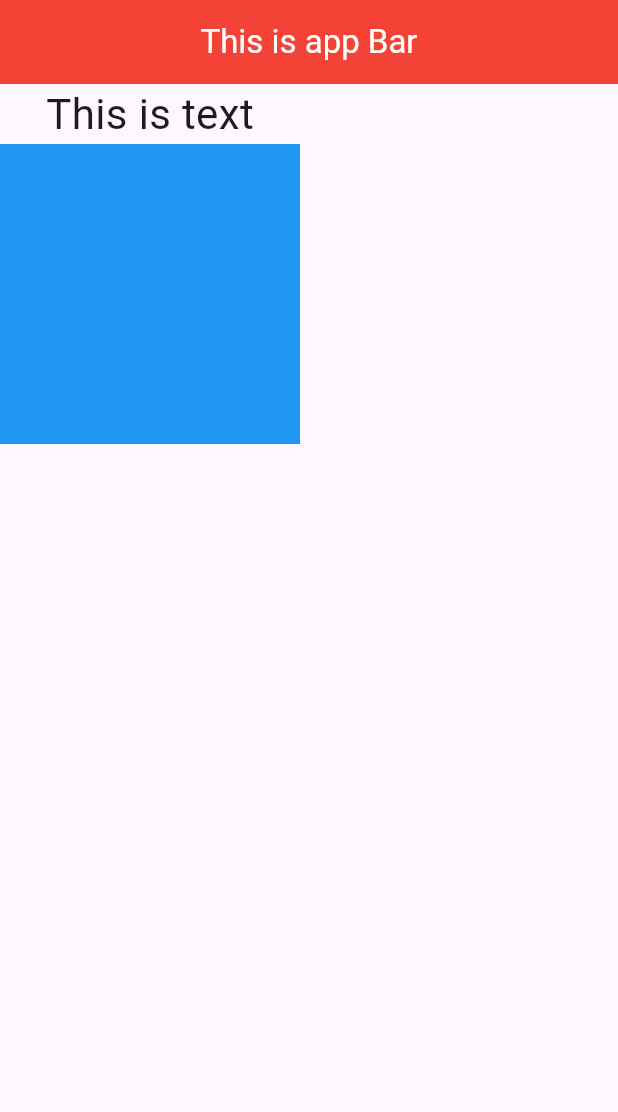
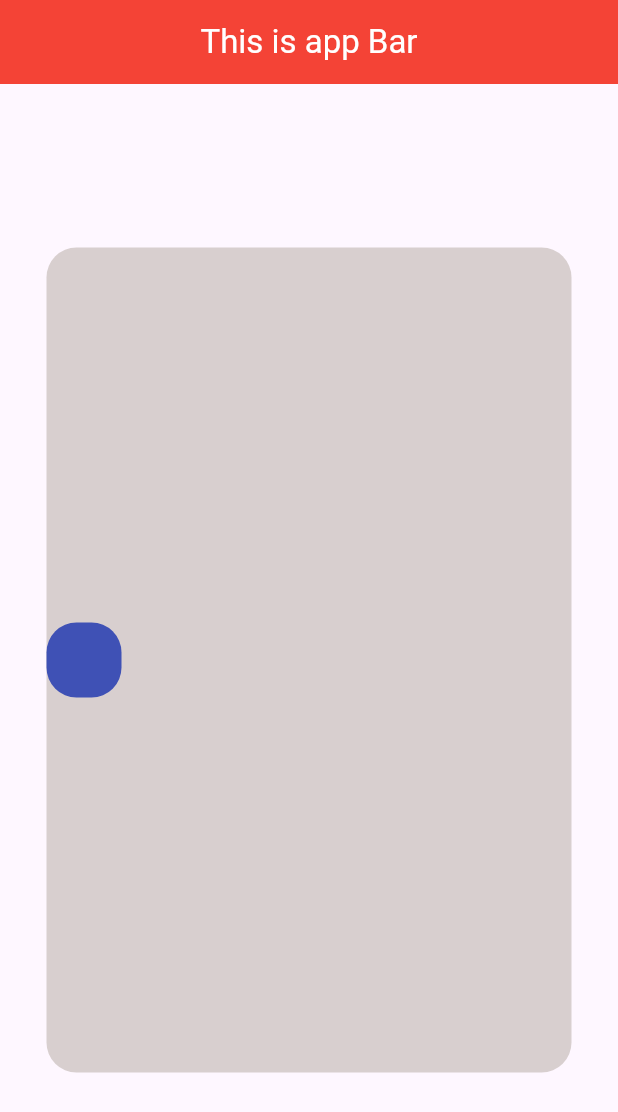
Before and after one commit to nabinn10/Flutter-Application, a Flutter app: the screen it shows after launch, on a phone screen of 412 x 824 dp. Shown: the top 1112 px of the screen. Run offline on Flutter 3.47's test engine with Material 3 defaults, Android fonts, the phone set to English and light mode, and no system bars.

```diff
--- a/lib/homepage.dart
+++ b/lib/homepage.dart
@@ -16,6 +16,10 @@ class Homepage extends StatelessWidget{
         centerTitle:true,
       ),
       body: Column(
+        mainAxisAlignment: MainAxisAlignment.spaceBetween,
+        crossAxisAlignment: CrossAxisAlignment.center,
+        mainAxisSize: MainAxisSize.max,
+
         children: [
           Text(
             "This is text",
--- a/lib/main.dart
+++ b/lib/main.dart
@@ -1,6 +1,8 @@
 import 'package:flutter/material.dart';
 import 'package:myapp/class.dart';
 import 'package:myapp/homepage.dart';
+import 'package:myapp/rowcolumn.dart';
+import 'package:myapp/rowlearn.dart';
 
 void main() {
   runApp(const MyApp());
@@ -18,7 +20,7 @@ class MyApp extends StatelessWidget {
         colorScheme: ColorScheme.fromSeed(seedColor: Colors.deepPurple),
       ),
       debugShowCheckedModeBanner: false,
-      home: Homepage(),
+      home: RowColumn(),
     );
   }
 }
--- /dev/null
+++ b/lib/rowcolumn.dart
@@ -0,0 +1,40 @@
+import 'package:flutter/material.dart';
+
+class RowColumn extends StatelessWidget {
+  const RowColumn({super.key});
+
+  @override
+  Widget build(BuildContext context) {
+    return Scaffold(
+       appBar: AppBar(
+        backgroundColor: Colors.red,
+        title: Text("This is app Bar", style: TextStyle(color: Colors.white)),
+        centerTitle: true,
+      ),
+      body: Center(
+        child: Container(
+        height: 550,
+        width: 350,
+        decoration: BoxDecoration(
+          color: const Color.fromARGB(255, 216, 207, 207),
+          borderRadius: BorderRadius.all(Radius.circular(20)),
+        ),
+       child: Row(
+        children: [
+          Container(
+            height: 50,
+            width: 50,
+            decoration: BoxDecoration(
+              color: Colors.indigo,
+              borderRadius: BorderRadius.all(Radius.circular(20))
+            ),
+          )
+        ],
+       ),
+
+      ),),
+
+
+    );
+  }
+}
```
Also changed, not shown: lib/rowlearn.dart (added, +34 -0 lines).
